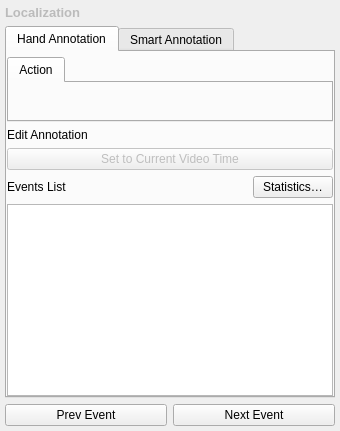
Qt form annotation_tool/ui/localization/localization_annotation_panel.ui (OpenSportsLab/VideoAnnotationTool) before a commit.
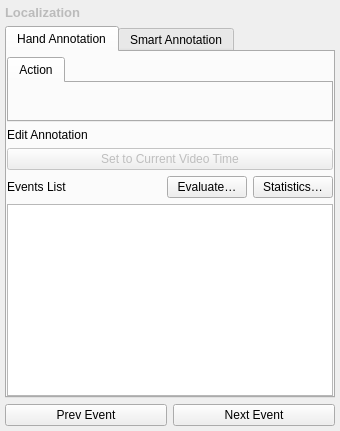
The same form after that commit.

Commit message: Add localization evaluation feature with UI and backend support

The edit to the form file:
```diff
--- a/annotation_tool/ui/localization/localization_annotation_panel.ui
+++ b/annotation_tool/ui/localization/localization_annotation_panel.ui
@@ -113,6 +113,16 @@
            </property>
           </spacer>
          </item>
+         <item>
+          <widget class="QPushButton" name="btn_evaluate">
+           <property name="cursor">
+            <cursorShape>PointingHandCursor</cursorShape>
+           </property>
+           <property name="text">
+            <string>Evaluate…</string>
+           </property>
+          </widget>
+         </item>
          <item>
           <widget class="QPushButton" name="btn_statistics">
            <property name="cursor">
```
The commit also changes 9 other files.
